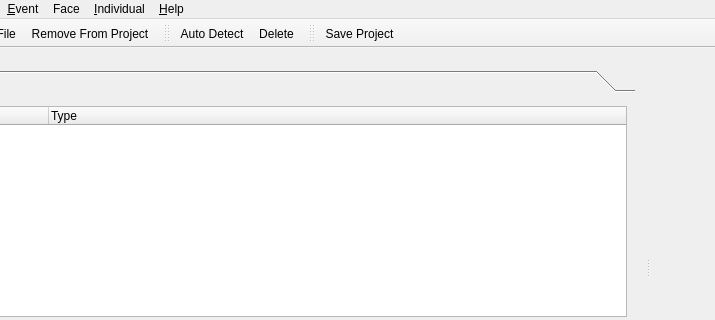
Old version of the form application/gui/mainwindow.ui in the repository BioFoV/BioFoV; both pictures show x 82 to 797 and y 0 to 320 of the 797 by 507 pixel window.
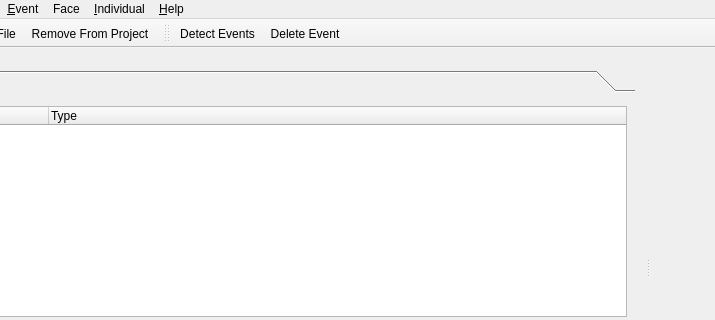
New version of the form. The open tabs and pages were chosen to show the change. Custom widgets are drawn as their Qt base class.

Commit message: Reorganized menus and disabled unused options.

```diff
--- a/application/gui/mainwindow.ui
+++ b/application/gui/mainwindow.ui
@@ -402,15 +402,6 @@
    <addaction name="actionAuto_Detect_Events"/>
    <addaction name="actionDeleteEvent"/>
   </widget>
-  <widget class="QToolBar" name="projectBar">
-   <attribute name="toolBarArea">
-    <enum>TopToolBarArea</enum>
-   </attribute>
-   <attribute name="toolBarBreak">
-    <bool>false</bool>
-   </attribute>
-   <addaction name="actionSave_Project"/>
-  </widget>
   <action name="actionNew">
    <property name="text">
     <string>&amp;New Project</string>
@@ -436,7 +427,7 @@
   </action>
   <action name="actionDeleteEvent">
    <property name="text">
-    <string>&amp;Delete</string>
+    <string>&amp;Delete Event</string>
    </property>
   </action>
   <action name="actionNewIndividual">
@@ -471,7 +462,7 @@
   </action>
   <action name="actionAuto_Detect_Events">
    <property name="text">
-    <string>Auto Detect</string>
+    <string>Detect &amp;Events</string>
    </property>
   </action>
   <action name="actionDetect_Faces">
```
Left out of the diff: 38 changed lines with no effect on the pictures.
